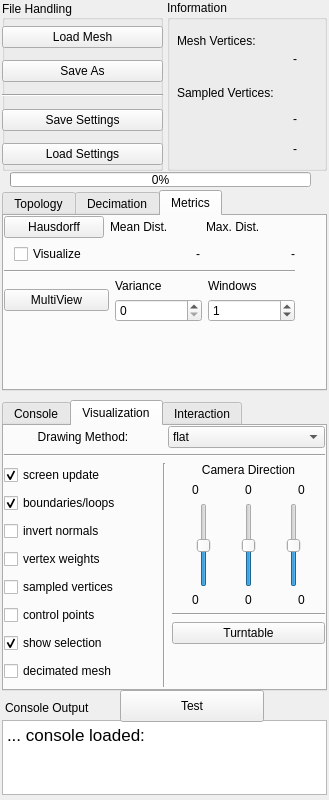
lenpr/Thesis, file source/controlpanel.ui: the form before one commit.
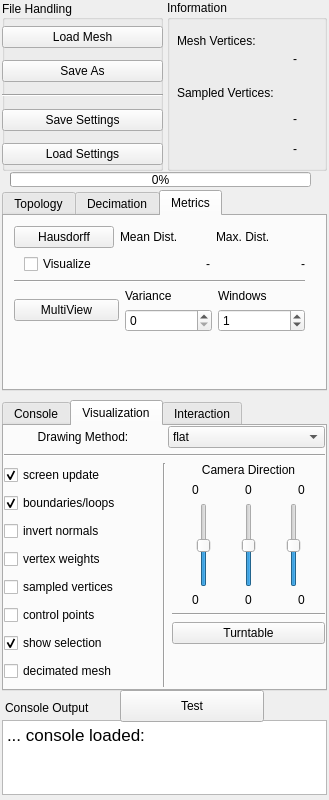
The form after the commit. The open tabs and pages were chosen to show the change.

```diff
--- a/source/controlpanel.ui
+++ b/source/controlpanel.ui
@@ -596,8 +596,8 @@
     <widget class="QWidget" name="verticalLayoutWidget_6">
      <property name="geometry">
       <rect>
-       <x>0</x>
-       <y>0</y>
+       <x>10</x>
+       <y>10</y>
        <width>291</width>
        <height>169</height>
       </rect>
```
